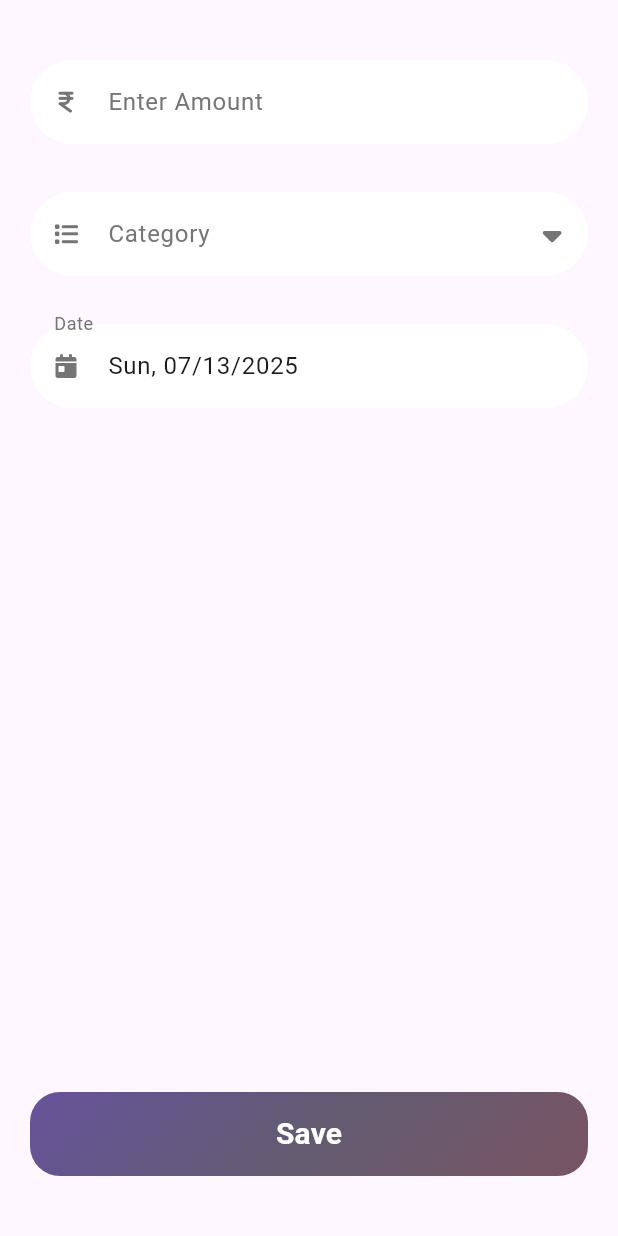
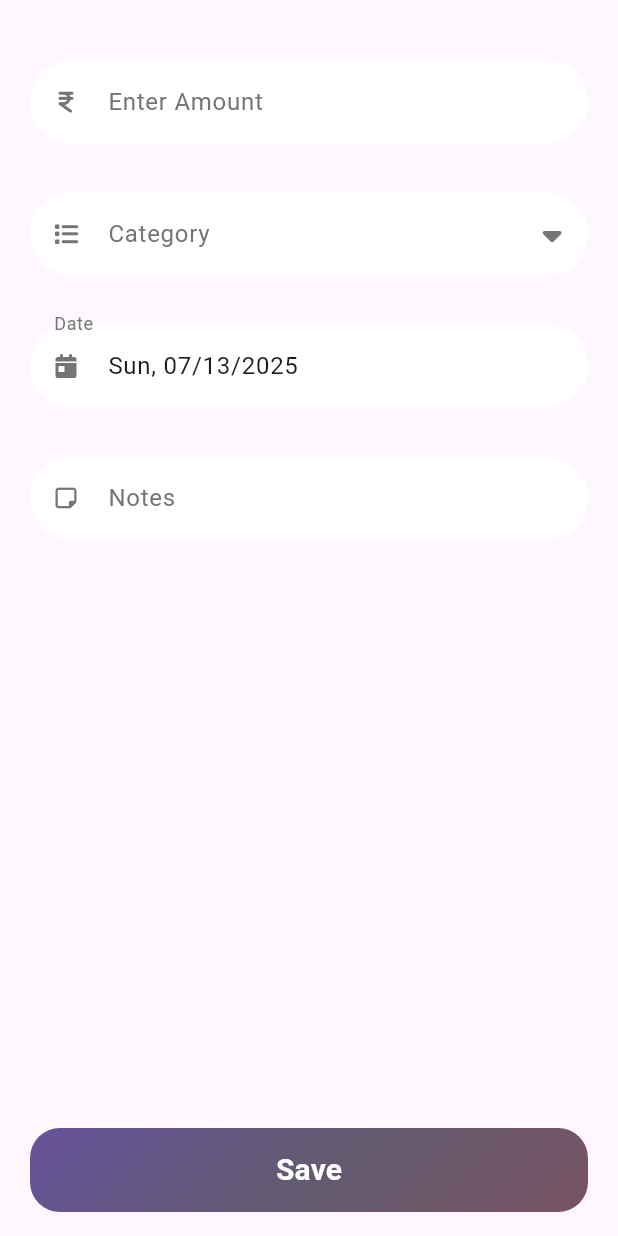
Before and after one commit to IshanKarki/Khutruke, a Flutter app: the AddExpense screen opened directly, on a phone screen of 412 x 824 dp. Run offline on Flutter 3.47's test engine with Material 3 defaults, Android fonts, the phone set to English and light mode, and no system bars; our stand-ins replace cloud_firestore, firebase_auth, firebase_core, fl_chart, flutter_dotenv, font_awesome_flutter and 3 more; accounts and stored records are empty.

Commit message:
fixed add expense save responsiveness

```diff
--- a/lib/app.dart
+++ b/lib/app.dart
@@ -65,7 +65,6 @@ class _MyAppState extends State<MyApp> {
           }
 
           final user = snapshot.data;
-
           return user == null ? AuthScreen() : MyAppView();
         },
       ),
--- a/lib/screens/add_expense/views/add_expense.dart
+++ b/lib/screens/add_expense/views/add_expense.dart
@@ -34,7 +34,6 @@ class _AddExpenseState extends State<AddExpense> {
     final amount = double.tryParse(expenseController.text);
     final category = categoryController.text;
     final date = selectDate;
-
 
     if ((amount != null && amount > 0.0) && category.isNotEmpty) {
       setState(() {
@@ -107,7 +106,8 @@ class _AddExpenseState extends State<AddExpense> {
     return GestureDetector(
       onTap: () => FocusScope.of(context).unfocus(),
       child: Scaffold(
-        body: Padding(
+        body: SafeArea(
+          child: SingleChildScrollView(
             padding: const EdgeInsets.symmetric(horizontal: 20.0, vertical: 40),
             child: Column(
               crossAxisAlignment: CrossAxisAlignment.center,
@@ -120,7 +120,9 @@ class _AddExpenseState extends State<AddExpense> {
                 SizedBox(
                   width: MediaQuery.of(context).size.width,
                   child: TextFormField(
-                  keyboardType: TextInputType.numberWithOptions(decimal: true),
+                    keyboardType: TextInputType.numberWithOptions(
+                      decimal: true,
+                    ),
                     inputFormatters: [
                       FilteringTextInputFormatter.allow(RegExp(r'^\d*\.?\d*')),
                     ],
@@ -218,12 +220,41 @@ class _AddExpenseState extends State<AddExpense> {
                   ),
                 ),
                 SizedBox(height: 32),
-
+                TextFormField(
+                  decoration: InputDecoration(
+                    filled: true,
+                    fillColor: Colors.white,
+                    prefixIcon: Icon(
+                      FontAwesomeIcons.noteSticky,
+                      size: 16,
+                      color: Colors.grey.shade600,
+                    ),
+                    labelText: 'Notes',
+                    labelStyle: TextStyle(color: Colors.grey.shade600),
+                    border: OutlineInputBorder(
+                      borderRadius: BorderRadius.circular(30),
+                      borderSide: BorderSide.none,
+                    ),
+                  ),
+                ),
+              ], // <-- Add this closing bracket for the children list
+            ),
+          ),
+        ),
         //for save button to move it to the bottom
-              Spacer(),
-              Container(
+        // Spacer(),
+        bottomNavigationBar: Padding(
+          padding: EdgeInsets.only(
+            left: 20,
+            right: 20,
+            bottom:
+                MediaQuery.of(context).viewInsets.bottom +
+                16, // stays above keyboard
+          ),
+          child: SizedBox(
+            height: kToolbarHeight,
             width: double.infinity,
-                height: kToolbarHeight,
+            child: DecoratedBox(
               decoration: BoxDecoration(
                 gradient: LinearGradient(
                   colors: [
@@ -239,7 +270,7 @@ class _AddExpenseState extends State<AddExpense> {
                 onPressed: isSaving ? null : _saveExpense,
                 child:
                     isSaving
-                          ? SizedBox(
+                        ? const SizedBox(
                           height: 20,
                           width: 20,
                           child: CircularProgressIndicator(
@@ -247,17 +278,16 @@ class _AddExpenseState extends State<AddExpense> {
                             color: Colors.white,
                           ),
                         )
-                          : Text(
+                        : const Text(
                           'Save',
                           style: TextStyle(
                             fontSize: 20,
+                            fontWeight: FontWeight.bold,
                             color: Colors.white,
-                              fontWeight: FontWeight.bold,
                           ),
                         ),
               ),
             ),
-            ],
           ),
         ),
       ),
```
Lines whose indentation alone changed are shown as unchanged.
